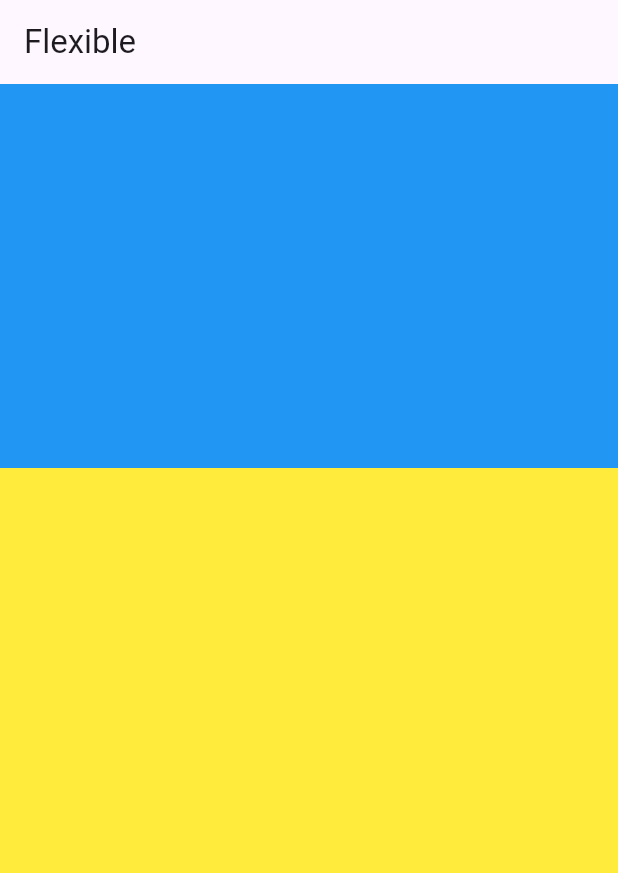
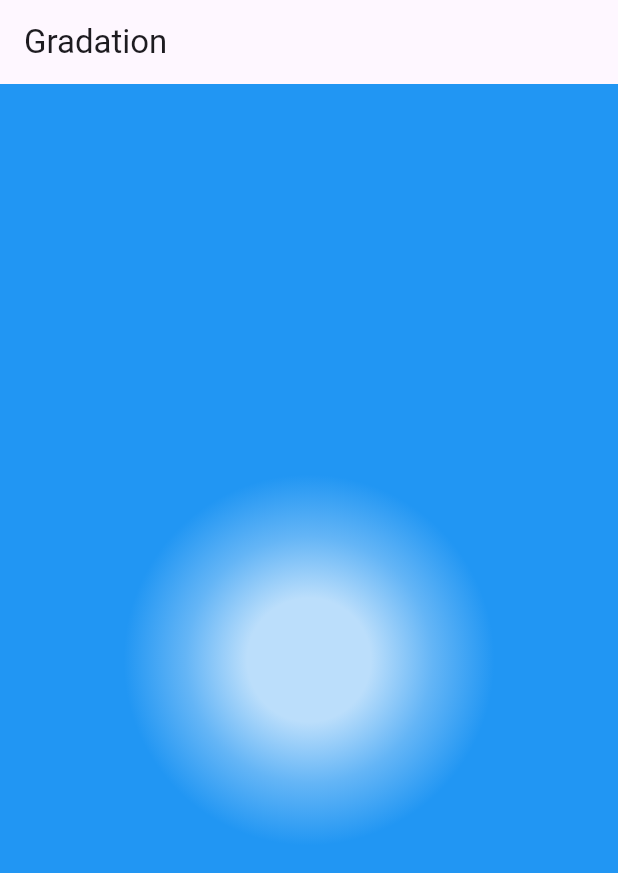
Before and after one commit to kangminchan99/Flutter_Basic, a Flutter app: the screen it shows after launch, on a phone screen of 412 x 824 dp. Shown: the top 873 px of the screen. Run offline on Flutter 3.47's test engine with Material 2 defaults, Android fonts, the phone set to English and light mode, and no system bars.

Commit message:
gradation

```diff
--- a/lib/main.dart
+++ b/lib/main.dart
@@ -2,6 +2,7 @@ import 'package:flutter/material.dart';
 import 'package:flutter_basic/screens/alert_dialog_screen.dart';
 import 'package:flutter_basic/screens/align_screen.dart';
 import 'package:flutter_basic/screens/flexible_screen.dart';
+import 'package:flutter_basic/screens/gradation_screen.dart';
 import 'package:flutter_basic/screens/grid_view_screen.dart';
 import 'package:flutter_basic/screens/list_view_screen.dart';
 import 'package:flutter_basic/screens/scroll_screen.dart';
@@ -23,7 +24,7 @@ class MyApp extends StatelessWidget {
         colorScheme: ColorScheme.fromSeed(seedColor: Colors.deepPurple),
         useMaterial3: true,
       ),
-      home: const FlexibleScreen(),
+      home: const GradationScreen(),
     );
   }
 }
--- /dev/null
+++ b/lib/screens/gradation_screen.dart
@@ -0,0 +1,44 @@
+import 'package:flutter/material.dart';
+
+class GradationScreen extends StatefulWidget {
+  const GradationScreen({super.key});
+
+  @override
+  State<GradationScreen> createState() => _GradationScreenState();
+}
+
+class _GradationScreenState extends State<GradationScreen> {
+  @override
+  Widget build(BuildContext context) {
+    return Scaffold(
+      appBar: AppBar(
+        title: const Text('Gradation'),
+      ),
+      body: Container(
+        width: MediaQuery.of(context).size.width,
+        height: MediaQuery.of(context).size.height,
+        decoration: BoxDecoration(
+          // gradient: LinearGradient(
+          //   colors: [
+          //     Colors.blue[100] as Color,
+          //     Colors.blue[300] as Color,
+          //     Colors.blue[500] as Color,
+          //   ],
+          //   begin: Alignment.topCenter,
+          //   end: Alignment.bottomCenter,
+          //   stops: const [0.1, 0.4, 0.7],
+          // ),
+          gradient: RadialGradient(
+              center: Alignment.center,
+              colors: [
+                Colors.blue[100] as Color,
+                Colors.blue[300] as Color,
+                Colors.blue[500] as Color,
+              ],
+              stops: const [0.1, 0.2, 0.3],
+              radius: 1),
+        ),
+      ),
+    );
+  }
+}
```
